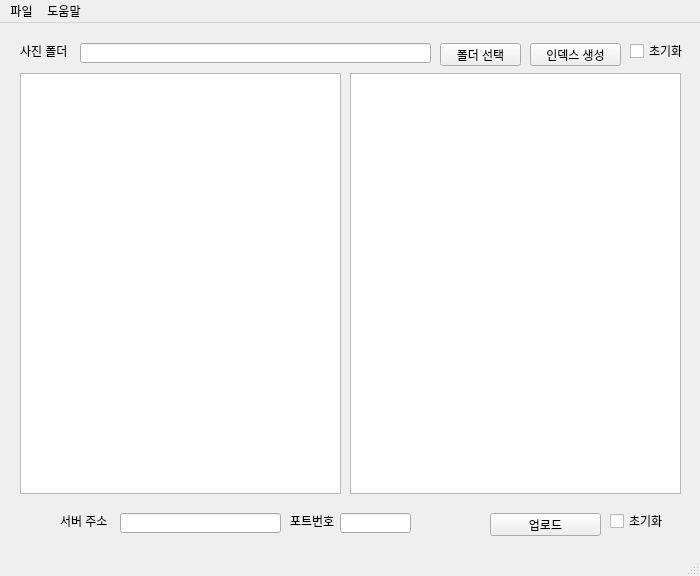
Above: DolfinSync.ui from jikhanjung/dolfinserver before the change. Below: the same form after it.
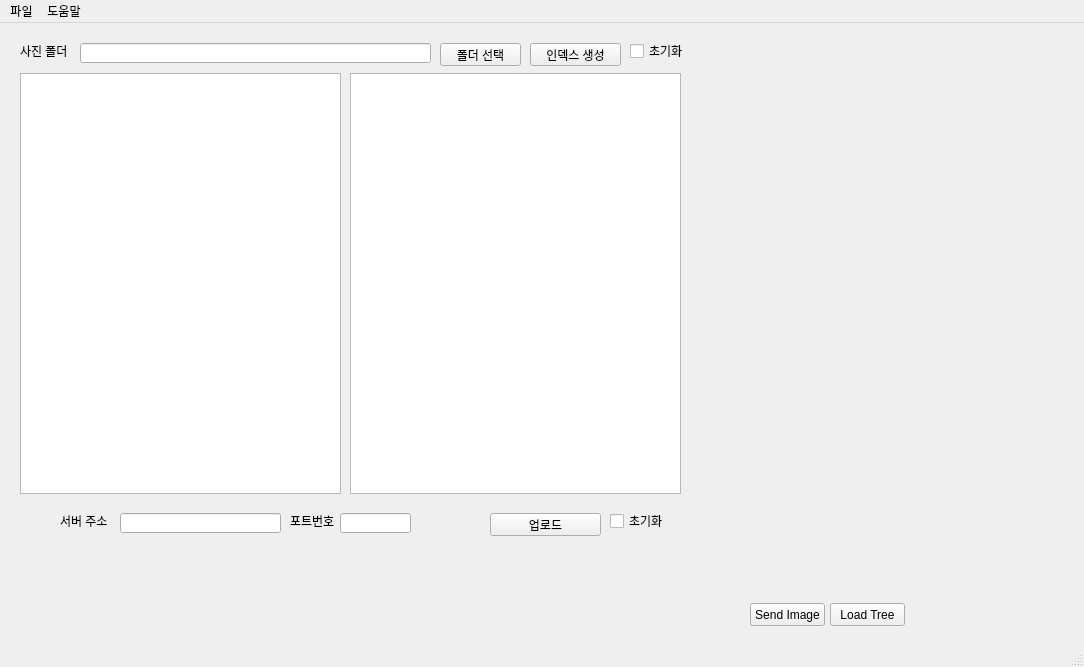
That is the form after the change.

The edit to the form file:
```diff
--- a/DolfinSync.ui
+++ b/DolfinSync.ui
@@ -6,8 +6,8 @@
    <rect>
     <x>0</x>
     <y>0</y>
-    <width>700</width>
-    <height>576</height>
+    <width>1084</width>
+    <height>667</height>
    </rect>
   </property>
   <property name="windowTitle">
@@ -206,7 +206,7 @@
     <rect>
      <x>0</x>
      <y>0</y>
-     <width>700</width>
+     <width>1084</width>
      <height>21</height>
     </rect>
    </property>
```
